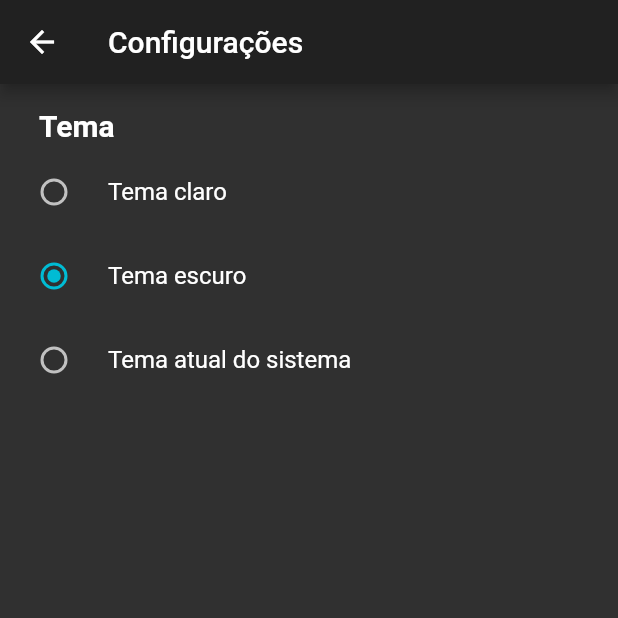
After one commit to diegowinter/Notebook, a Flutter app: the SettingsScreen screen opened by its route, on a phone screen of 412 x 824 dp, the top half of it. The commit adds this screen. Run offline on Flutter 3.47's test engine with Material 2 defaults, Android fonts, the phone set to English and light mode, and no system bars; our stand-ins replace flutter_markdown, shared_preferences; missing offline and left inert: markdown; accounts and stored records are empty; network calls fail.

Commit message:
add settings screen

```diff
--- a/lib/main.dart
+++ b/lib/main.dart
@@ -1,5 +1,6 @@
 import 'package:flutter/material.dart';
 import 'package:notebook/screens/auth_or_home.dart';
+import 'package:notebook/screens/settings_screen.dart';
 import 'package:provider/provider.dart';
 import 'package:shared_preferences/shared_preferences.dart';
 
@@ -87,6 +88,7 @@ class MyApp extends StatelessWidget {
             AppRoutes.AUTH_OR_HOME: (ctx) => AuthOrHome(),
             AppRoutes.AUTH: (ctx) => AuthScreen(),
             AppRoutes.DASHBOARD: (ctx) => DashboardScreen(),
+            AppRoutes.SETTINGS: (ctx) => SettingsScreen(),
             // AppRoutes.COLLECTION: (ctx) => CollectionScreen(),
             // AppRoutes.PAGE_COMPOSER: (ctx) => PageComposerScreen(),
             // AppRoutes.PAGE_VIEWER: (ctx) => PageViewerScreen()
--- /dev/null
+++ b/lib/screens/settings_screen.dart
@@ -0,0 +1,61 @@
+import 'package:flutter/material.dart';
+import 'package:notebook/providers/preferences.dart';
+import 'package:provider/provider.dart';
+
+class SettingsScreen extends StatelessWidget {
+  @override
+  Widget build(BuildContext context) {
+    final preferences = Provider.of<Preferences>(context, listen: false);
+
+    return Scaffold(
+      appBar: AppBar(
+        leading: IconButton(
+          icon: Icon(Icons.arrow_back),
+          onPressed: () => Navigator.of(context).pop(),
+          tooltip: 'Voltar',
+        ),
+        title: Text('Configurações'),
+      ),
+      body: Padding(
+        padding: const EdgeInsets.all(16),
+        child: Column(
+          mainAxisSize: MainAxisSize.max,
+          crossAxisAlignment: CrossAxisAlignment.start,
+          children: [
+            Padding(
+              padding: const EdgeInsets.only(left: 10, bottom: 5),
+              child: Text(
+                'Tema',
+                style: TextStyle(
+                  fontSize: 20,
+                  fontWeight: FontWeight.bold
+                ),
+              ),
+            ),
+            RadioListTile(
+              contentPadding: EdgeInsets.symmetric(horizontal: 0),
+              title: Text('Tema claro'),
+              value: ThemeMode.light,
+              groupValue: preferences.themeMode,
+              onChanged: preferences.setThemeMode
+            ),
+            RadioListTile(
+              contentPadding: EdgeInsets.symmetric(horizontal: 0),
+              title: Text('Tema escuro'),
+              value: ThemeMode.dark,
+              groupValue: preferences.themeMode,
+              onChanged: preferences.setThemeMode,
+            ),
+            RadioListTile(
+              contentPadding: EdgeInsets.symmetric(horizontal: 0),
+              title: Text('Tema atual do sistema'),
+              value: ThemeMode.system,
+              groupValue: preferences.themeMode,
+              onChanged: preferences.setThemeMode
+            ),
+          ],
+        ),
+      ),
+    );
+  }
+}
--- a/lib/utils/app_routes.dart
+++ b/lib/utils/app_routes.dart
@@ -5,4 +5,5 @@ class AppRoutes {
   static const COLLECTION = '/collection';
   static const PAGE_COMPOSER = '/page_composer';
   static const PAGE_VIEWER = '/page_viewer';
+  static const SETTINGS = '/settings';
 }
```
Also changed, not shown: lib/screens/dashboard_screen.dart (+3 -43 lines).
